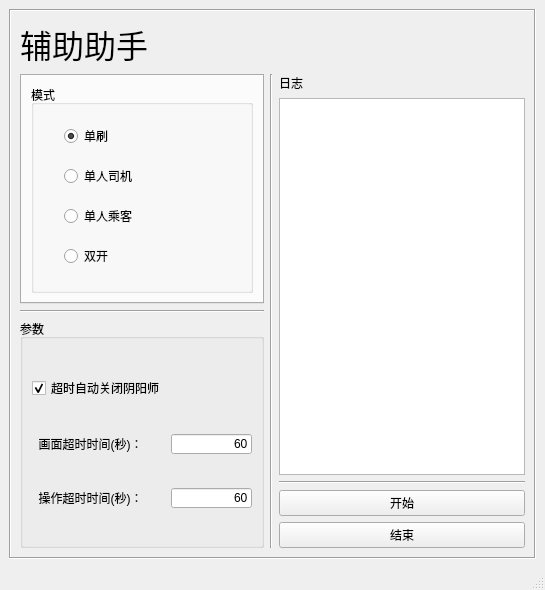
Old version of the form onmyoji.ui in the repository accwfg/onmyoji_bot.
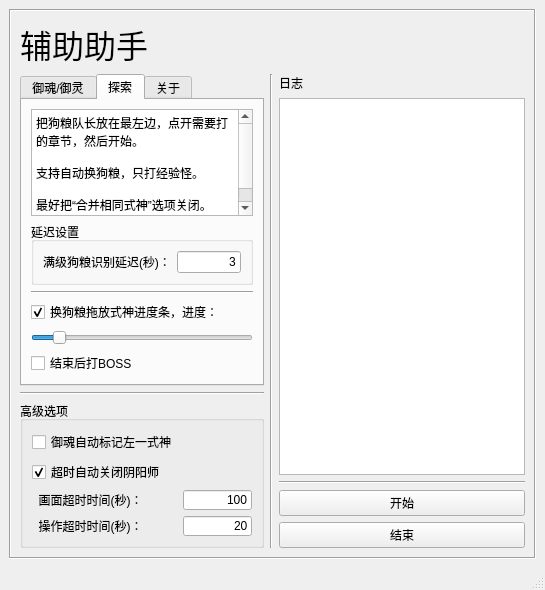
New version of the form. The open tabs and pages were chosen to show the change.

Commit message: ⚡大舅妈标记功能，还需截图和坐标

Patch:
```diff
--- a/onmyoji.ui
+++ b/onmyoji.ui
@@ -146,12 +146,6 @@
            <property name="currentIndex">
             <number>0</number>
            </property>
-           <property name="usesScrollButtons">
-            <bool>false</bool>
-           </property>
-           <property name="tabBarAutoHide">
-            <bool>true</bool>
-           </property>
            <widget class="QWidget" name="tab">
             <attribute name="title">
              <string>御魂/御灵</string>
@@ -163,10 +157,14 @@
                 <string>模式</string>
                </property>
                <layout class="QGridLayout" name="gridLayout">
-                <property name="leftMargin">
-                 <number>30</number>
-                </property>
                 <item row="1" column="0">
+                 <widget class="QRadioButton" name="mitama_passenger">
+                  <property name="text">
+                   <string>单人乘客</string>
+                  </property>
+                 </widget>
+                </item>
+                <item row="2" column="0">
                  <widget class="QRadioButton" name="mitama_driver">
                   <property name="text">
                    <string>单人司机</string>
@@ -193,8 +191,8 @@
                   </property>
                  </widget>
                 </item>
-                <item row="2" column="0">
-                 <widget class="QRadioButton" name="mitama_passenger">
+                <item row="4" column="0">
+                 <widget class="QRadioButton" name="mitama_three">
                   <property name="text">
                    <string>单人乘客</string>
                   </property>
@@ -205,6 +203,124 @@
              </item>
             </layout>
            </widget>
+           <widget class="QWidget" name="tab_2">
+            <attribute name="title">
+             <string>探索</string>
+            </attribute>
+            <layout class="QGridLayout" name="gridLayout_5">
+             <item row="1" column="0">
+              <widget class="QGroupBox" name="groupBox_3">
+               <property name="minimumSize">
+                <size>
+                 <width>0</width>
+                 <height>0</height>
+                </size>
+               </property>
+               <property name="title">
+                <string>延迟设置</string>
+               </property>
+               <layout class="QGridLayout" name="gridLayout_8">
+                <item row="0" column="1">
+                 <widget class="QLineEdit" name="lineEdit_3">
+                  <property name="text">
+                   <string>3</string>
+                  </property>
+                  <property name="alignment">
+                   <set>Qt::AlignRight|Qt::AlignTrailing|Qt::AlignVCenter</set>
+                  </property>
+                 </widget>
+                </item>
+                <item row="0" column="0">
+                 <widget class="QLabel" name="label_5">
+                  <property name="text">
+                   <string>满级狗粮识别延迟(秒)：</string>
+                  </property>
+                 </widget>
+                </item>
+               </layout>
+              </widget>
+             </item>
+             <item row="3" column="0">
+              <widget class="QCheckBox" name="checkBox_3">
+               <property name="text">
+                <string>换狗粮拖放式神进度条，进度：</string>
+               </property>
+               <property name="checked">
+                <bool>true</bool>
+               </property>
+              </widget>
+             </item>
+             <item row="4" column="0">
+              <widget class="QSlider" name="horizontalSlider">
+               <property name="sliderPosition">
+                <number>10</number>
+               </property>
+               <property name="orientation">
+                <enum>Qt::Horizontal</enum>
+               </property>
+              </widget>
+             </item>
+             <item row="6" column="0">
+              <widget class="QCheckBox" name="checkBox_2">
+               <property name="text">
+                <string>结束后打BOSS</string>
+               </property>
+              </widget>
+             </item>
+             <item row="0" column="0">
+              <widget class="QPlainTextEdit" name="plainTextEdit_2">
+               <property name="maximumSize">
+                <size>
+                 <width>16777215</width>
+                 <height>16777215</height>
+                </size>
+               </property>
+               <property name="readOnly">
+                <bool>true</bool>
+               </property>
+               <property name="plainText">
+                <string>把狗粮队长放在最左边，点开需要打的章节，然后开始。
+
+支持自动换狗粮，只打经验怪。
+
+最好把“合并相同式神”选项关闭。</string>
+               </property>
+              </widget>
+             </item>
+             <item row="2" column="0">
+              <widget class="Line" name="line_4">
+               <property name="orientation">
+                <enum>Qt::Horizontal</enum>
+               </property>
+              </widget>
+             </item>
+            </layout>
+           </widget>
+           <widget class="QWidget" name="tab_3">
+            <attribute name="title">
+             <string>关于</string>
+            </attribute>
+            <layout class="QGridLayout" name="gridLayout_4">
+             <item row="0" column="0">
+              <widget class="QPlainTextEdit" name="plainTextEdit">
+               <property name="maximumSize">
+                <size>
+                 <width>16777215</width>
+                 <height>16777215</height>
+                </size>
+               </property>
+               <property name="readOnly">
+                <bool>true</bool>
+               </property>
+               <property name="plainText">
+                <string>网址：https://github.com/AcademicDog/onmyoji_bot
+
+交流Q群：592055060</string>
+               </property>
+              </widget>
+             </item>
+            </layout>
+           </widget>
           </widget>
          </item>
          <item>
@@ -232,10 +348,10 @@
             <enum>Qt::LeftToRight</enum>
            </property>
            <property name="title">
-            <string>参数</string>
+            <string>高级选项</string>
            </property>
            <layout class="QGridLayout" name="gridLayout_7">
-            <item row="0" column="0">
+            <item row="1" column="0">
              <widget class="QCheckBox" name="checkBox">
               <property name="text">
                <string>超时自动关闭阴阳师</string>
@@ -245,21 +361,37 @@
               </property>
              </widget>
             </item>
-            <item row="2" column="0">
-             <widget class="QLabel" name="label_2">
+            <item row="4" column="1">
+             <widget class="QLineEdit" name="lineEdit_2">
+              <property name="maximumSize">
+               <size>
+                <width>16777215</width>
+                <height>20</height>
+               </size>
+              </property>
               <property name="text">
-               <string>  画面超时时间(秒)：</string>
+               <string>20</string>
+              </property>
+              <property name="alignment">
+               <set>Qt::AlignRight|Qt::AlignTrailing|Qt::AlignVCenter</set>
               </property>
              </widget>
             </item>
-            <item row="3" column="0">
+            <item row="4" column="0">
              <widget class="QLabel" name="label_3">
               <property name="text">
                <string>  操作超时时间(秒)：</string>
               </property>
              </widget>
             </item>
-            <item row="2" column="1">
+            <item row="3" column="0">
+             <widget class="QLabel" name="label_2">
+              <property name="text">
+               <string>  画面超时时间(秒)：</string>
+              </property>
+             </widget>
+            </item>
+            <item row="3" column="1">
              <widget class="QLineEdit" name="lineEdit">
               <property name="sizePolicy">
                <sizepolicy hsizetype="Preferred" vsizetype="Preferred">
@@ -274,26 +406,17 @@
                </size>
               </property>
               <property name="text">
-               <string>60</string>
+               <string>100</string>
               </property>
               <property name="alignment">
                <set>Qt::AlignRight|Qt::AlignTrailing|Qt::AlignVCenter</set>
               </property>
              </widget>
             </item>
-            <item row="3" column="1">
-             <widget class="QLineEdit" name="lineEdit_2">
-              <property name="maximumSize">
-               <size>
-                <width>16777215</width>
-                <height>20</height>
-               </size>
-              </property>
+            <item row="0" column="0">
+             <widget class="QCheckBox" name="autoMark">
               <property name="text">
-               <string>60</string>
-              </property>
-              <property name="alignment">
-               <set>Qt::AlignRight|Qt::AlignTrailing|Qt::AlignVCenter</set>
+               <string>御魂自动标记左一式神</string>
               </property>
              </widget>
             </item>
```
Left out of the diff: 18 changed lines with no effect on the pictures. The commit also changes 14 other files.
